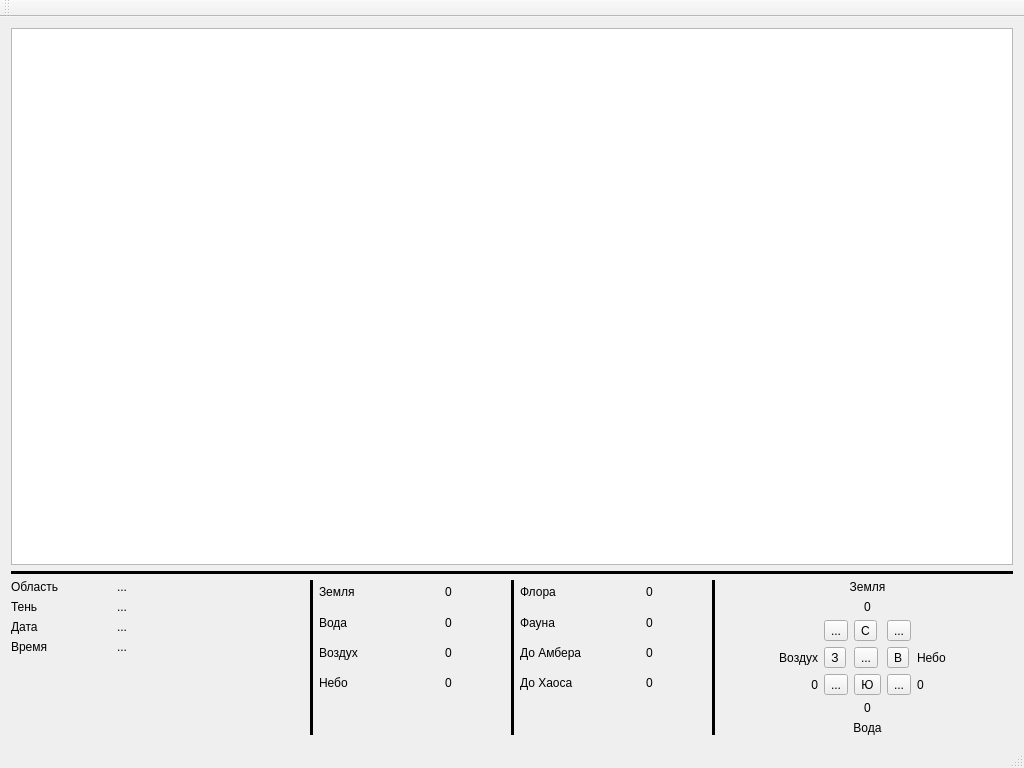
This is app/AmberUI/shadowsview.ui in graninas/Amber as Qt 5 draws it before an edit. The edited form follows.
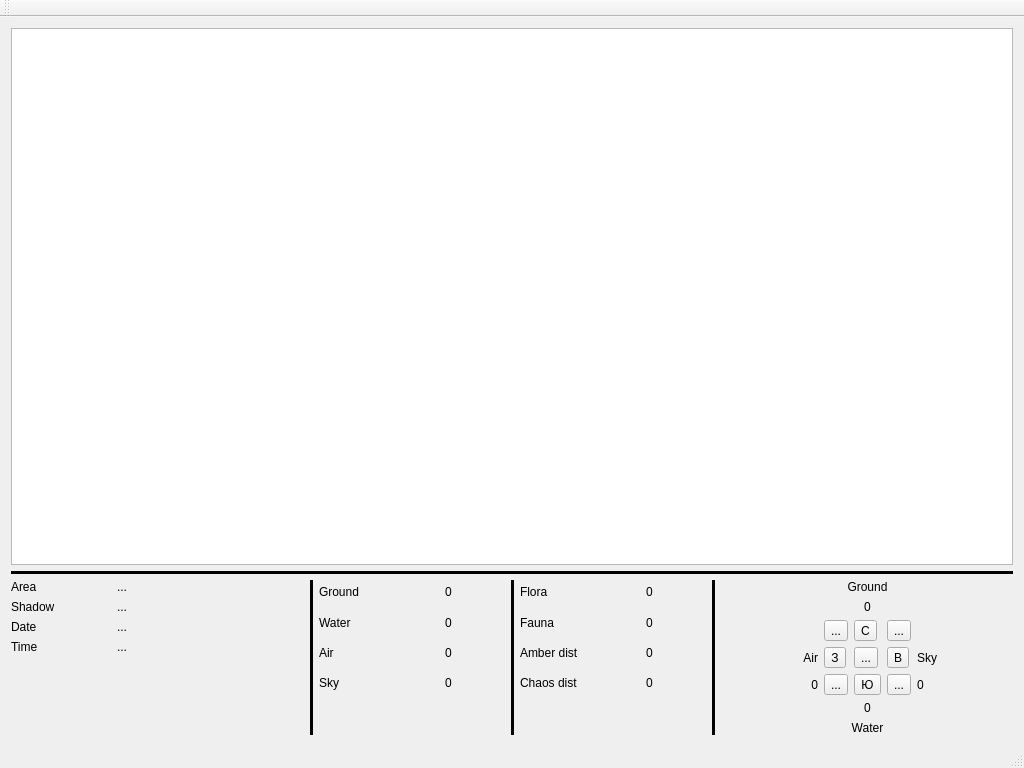
This is the edited form. Icons and pictures are not drawn.

Patch:
```diff
--- a/app/AmberUI/shadowsview.ui
+++ b/app/AmberUI/shadowsview.ui
@@ -75,7 +75,7 @@
            </size>
           </property>
           <property name="text">
-           <string>Область</string>
+           <string>Area</string>
           </property>
          </widget>
         </item>
@@ -101,7 +101,7 @@
         <item row="1" column="0">
          <widget class="QLabel" name="l_shadowName">
           <property name="text">
-           <string>Тень</string>
+           <string>Shadow</string>
           </property>
          </widget>
         </item>
@@ -115,7 +115,7 @@
         <item row="2" column="0">
          <widget class="QLabel" name="label_9">
           <property name="text">
-           <string>Дата</string>
+           <string>Date</string>
           </property>
          </widget>
         </item>
@@ -129,7 +129,7 @@
         <item row="3" column="0">
          <widget class="QLabel" name="label_11">
           <property name="text">
-           <string>Время</string>
+           <string>Time</string>
           </property>
          </widget>
         </item>
@@ -172,7 +172,7 @@
            </size>
           </property>
           <property name="text">
-           <string>Небо</string>
+           <string>Sky</string>
           </property>
           <property name="alignment">
            <set>Qt::AlignLeading|Qt::AlignLeft|Qt::AlignVCenter</set>
@@ -285,7 +285,7 @@
            </size>
           </property>
           <property name="text">
-           <string>Вода</string>
+           <string>Water</string>
           </property>
           <property name="alignment">
            <set>Qt::AlignLeading|Qt::AlignLeft|Qt::AlignVCenter</set>
@@ -329,7 +329,7 @@
            </size>
           </property>
           <property name="text">
-           <string>Земля</string>
+           <string>Ground</string>
           </property>
           <property name="alignment">
            <set>Qt::AlignLeading|Qt::AlignLeft|Qt::AlignVCenter</set>
@@ -351,7 +351,7 @@
            </size>
           </property>
           <property name="text">
-           <string>Воздух</string>
+           <string>Air</string>
           </property>
           <property name="alignment">
            <set>Qt::AlignLeading|Qt::AlignLeft|Qt::AlignVCenter</set>
@@ -415,14 +415,14 @@
            </size>
           </property>
           <property name="text">
-           <string>Флора</string>
+           <string>Flora</string>
           </property>
          </widget>
         </item>
         <item row="1" column="0">
          <widget class="QLabel" name="l_faunaName">
           <property name="text">
-           <string>Фауна</string>
+           <string>Fauna</string>
           </property>
          </widget>
         </item>
@@ -454,14 +454,14 @@
         <item row="2" column="0">
          <widget class="QLabel" name="l_amberDistanceName">
           <property name="text">
-           <string>До Амбера</string>
+           <string>Amber dist</string>
           </property>
          </widget>
         </item>
         <item row="3" column="0">
          <widget class="QLabel" name="l_chaosDistanceName">
           <property name="text">
-           <string>До Хаоса</string>
+           <string>Chaos dist</string>
           </property>
          </widget>
         </item>
@@ -810,7 +810,7 @@
            </size>
           </property>
           <property name="text">
-           <string>Воздух</string>
+           <string>Air</string>
           </property>
           <property name="alignment">
            <set>Qt::AlignRight|Qt::AlignTrailing|Qt::AlignVCenter</set>
@@ -839,14 +839,14 @@
         <item row="3" column="5">
          <widget class="QLabel" name="l_skyName">
           <property name="text">
-           <string>Небо</string>
+           <string>Sky</string>
           </property>
          </widget>
         </item>
         <item row="0" column="2" colspan="3">
          <widget class="QLabel" name="l_groundName">
           <property name="text">
-           <string>Земля</string>
+           <string>Ground</string>
           </property>
           <property name="alignment">
            <set>Qt::AlignCenter</set>
@@ -856,7 +856,7 @@
         <item row="6" column="2" colspan="3">
          <widget class="QLabel" name="l_waterName">
           <property name="text">
-           <string>Вода</string>
+           <string>Water</string>
           </property>
           <property name="alignment">
            <set>Qt::AlignCenter</set>
```
